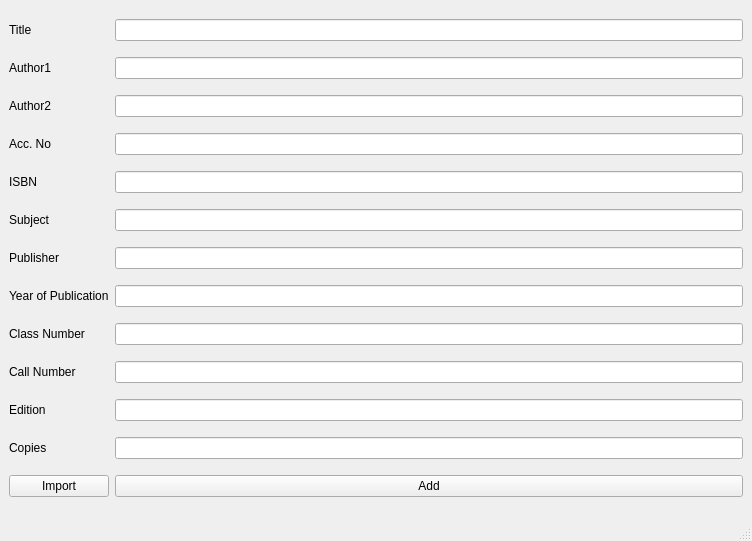
Before: the Qt Designer form books.ui in Black-Sirius69/Library-Management-System, drawn with Qt 5.
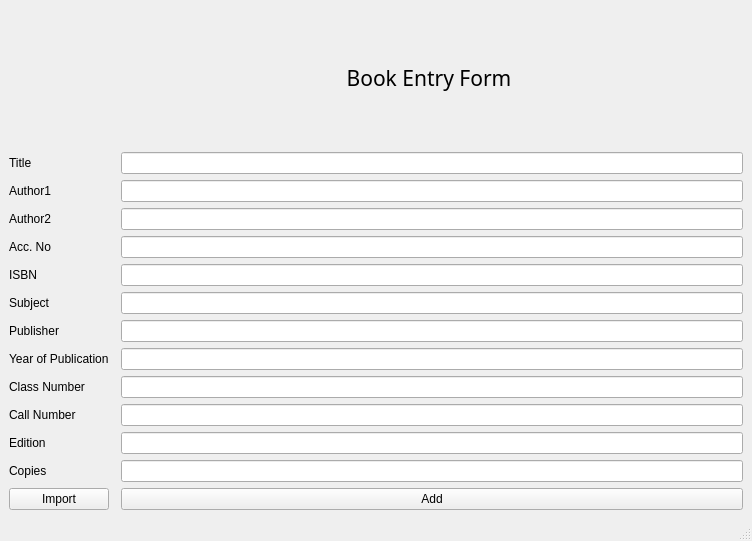
After: the same form once the commit is applied.

```diff
--- a/books.ui
+++ b/books.ui
@@ -10,142 +10,171 @@
     <height>541</height>
    </rect>
   </property>
+  <property name="sizePolicy">
+   <sizepolicy hsizetype="Fixed" vsizetype="Fixed">
+    <horstretch>0</horstretch>
+    <verstretch>0</verstretch>
+   </sizepolicy>
+  </property>
   <property name="windowTitle">
    <string>MainWindow</string>
   </property>
   <widget class="QWidget" name="centralwidget">
    <layout class="QGridLayout" name="gridLayout">
+    <item row="14" column="2">
+     <widget class="QPushButton" name="add_data">
+      <property name="text">
+       <string>Add</string>
+      </property>
+     </widget>
+    </item>
     <item row="3" column="0">
-     <widget class="QLabel" name="label_4">
-      <property name="text">
-       <string>Acc. No</string>
-      </property>
-     </widget>
-    </item>
-    <item row="2" column="0">
      <widget class="QLabel" name="label_3">
       <property name="text">
        <string>Author2</string>
       </property>
      </widget>
     </item>
-    <item row="9" column="2">
-     <widget class="QLineEdit" name="call_number"/>
+    <item row="12" column="0">
+     <widget class="QLabel" name="label_11">
+      <property name="text">
+       <string>Copies</string>
+      </property>
+     </widget>
     </item>
-    <item row="8" column="2">
-     <widget class="QLineEdit" name="class_number"/>
-    </item>
-    <item row="10" column="2">
-     <widget class="QLineEdit" name="edition"/>
-    </item>
-    <item row="1" column="2">
-     <widget class="QLineEdit" name="author_1"/>
+    <item row="1" column="0">
+     <widget class="QLabel" name="label">
+      <property name="text">
+       <string>Title</string>
+      </property>
+     </widget>
     </item>
     <item row="5" column="2">
-     <widget class="QLineEdit" name="subject"/>
+     <widget class="QLineEdit" name="isbn"/>
     </item>
-    <item row="13" column="2">
-     <widget class="QPushButton" name="add_data">
-      <property name="text">
-       <string>Add</string>
-      </property>
-     </widget>
-    </item>
-    <item row="9" column="0">
+    <item row="10" column="0">
      <widget class="QLabel" name="label_9">
       <property name="text">
        <string>Call Number</string>
       </property>
      </widget>
     </item>
-    <item row="4" column="0">
+    <item row="11" column="2">
+     <widget class="QLineEdit" name="edition"/>
+    </item>
+    <item row="5" column="0">
      <widget class="QLabel" name="label_5">
       <property name="text">
        <string>ISBN</string>
       </property>
      </widget>
     </item>
-    <item row="5" column="0">
-     <widget class="QLabel" name="label_7">
-      <property name="text">
-       <string>Subject</string>
-      </property>
-     </widget>
+    <item row="2" column="2">
+     <widget class="QLineEdit" name="author_1"/>
     </item>
-    <item row="8" column="0">
-     <widget class="QLabel" name="label_12">
+    <item row="14" column="0">
+     <widget class="QPushButton" name="import_data">
       <property name="text">
-       <string>Class Number</string>
+       <string>Import</string>
       </property>
      </widget>
     </item>
-    <item row="7" column="2">
+    <item row="8" column="2">
      <widget class="QLineEdit" name="year_of_publication"/>
     </item>
-    <item row="0" column="2">
-     <widget class="QLineEdit" name="title"/>
+    <item row="2" column="0">
+     <widget class="QLabel" name="label_2">
+      <property name="text">
+       <string>Author1</string>
+      </property>
+     </widget>
     </item>
-    <item row="6" column="0">
+    <item row="7" column="0">
      <widget class="QLabel" name="label_6">
       <property name="text">
        <string>Publisher</string>
       </property>
      </widget>
     </item>
-    <item row="7" column="0">
+    <item row="8" column="0">
      <widget class="QLabel" name="label_8">
       <property name="text">
        <string>Year of Publication</string>
       </property>
      </widget>
     </item>
-    <item row="11" column="0">
-     <widget class="QLabel" name="label_11">
+    <item row="4" column="0">
+     <widget class="QLabel" name="label_4">
       <property name="text">
-       <string>Copies</string>
-      </property>
-     </widget>
-    </item>
-    <item row="10" column="0">
-     <widget class="QLabel" name="label_10">
-      <property name="text">
-       <string>Edition</string>
-      </property>
-     </widget>
-    </item>
-    <item row="11" column="2">
-     <widget class="QLineEdit" name="copies"/>
-    </item>
-    <item row="0" column="0">
-     <widget class="QLabel" name="label">
-      <property name="text">
-       <string>Title</string>
-      </property>
-     </widget>
-    </item>
-    <item row="3" column="2">
-     <widget class="QLineEdit" name="acc_no"/>
-    </item>
-    <item row="2" column="2">
-     <widget class="QLineEdit" name="author_2"/>
-    </item>
-    <item row="1" column="0">
-     <widget class="QLabel" name="label_2">
-      <property name="text">
-       <string>Author1</string>
+       <string>Acc. No</string>
       </property>
      </widget>
     </item>
     <item row="4" column="2">
-     <widget class="QLineEdit" name="isbn"/>
+     <widget class="QLineEdit" name="acc_no"/>
+    </item>
+    <item row="10" column="2">
+     <widget class="QLineEdit" name="call_number"/>
+    </item>
+    <item row="9" column="2">
+     <widget class="QLineEdit" name="class_number"/>
     </item>
     <item row="6" column="2">
+     <widget class="QLineEdit" name="subject"/>
+    </item>
+    <item row="1" column="2">
+     <widget class="QLineEdit" name="title"/>
+    </item>
+    <item row="7" column="2">
      <widget class="QLineEdit" name="publisher"/>
     </item>
-    <item row="13" column="0">
-     <widget class="QPushButton" name="import_data">
+    <item row="3" column="2">
+     <widget class="QLineEdit" name="author_2"/>
+    </item>
+    <item row="12" column="2">
+     <widget class="QLineEdit" name="copies"/>
+    </item>
+    <item row="11" column="0">
+     <widget class="QLabel" name="label_10">
       <property name="text">
-       <string>Import</string>
+       <string>Edition</string>
+      </property>
+     </widget>
+    </item>
+    <item row="6" column="0">
+     <widget class="QLabel" name="label_7">
+      <property name="text">
+       <string>Subject</string>
+      </property>
+     </widget>
+    </item>
+    <item row="9" column="0">
+     <widget class="QLabel" name="label_12">
+      <property name="text">
+       <string>Class Number</string>
+      </property>
+     </widget>
+    </item>
+    <item row="0" column="1" colspan="2">
+     <widget class="QLabel" name="label_13">
+      <property name="sizePolicy">
+       <sizepolicy hsizetype="Preferred" vsizetype="Preferred">
+        <horstretch>0</horstretch>
+        <verstretch>0</verstretch>
+       </sizepolicy>
+      </property>
+      <property name="font">
+       <font>
+        <family>Fira Code</family>
+        <pointsize>16</pointsize>
+        <bold>false</bold>
+       </font>
+      </property>
+      <property name="text">
+       <string>Book Entry Form</string>
+      </property>
+      <property name="alignment">
+       <set>Qt::AlignCenter</set>
       </property>
      </widget>
     </item>
```
